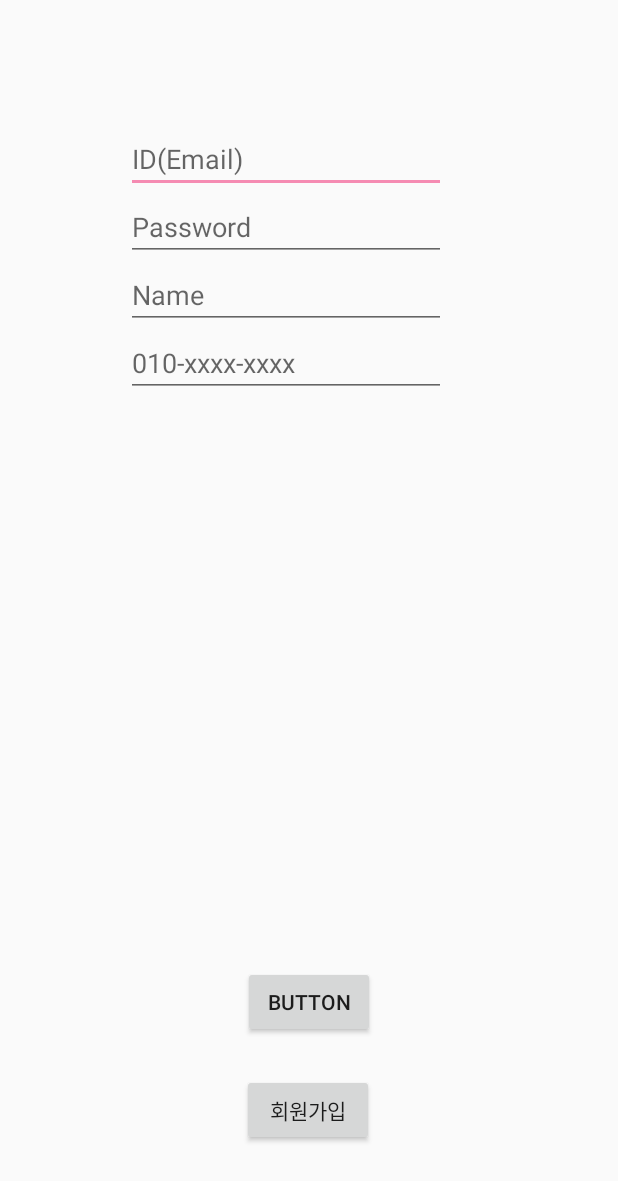
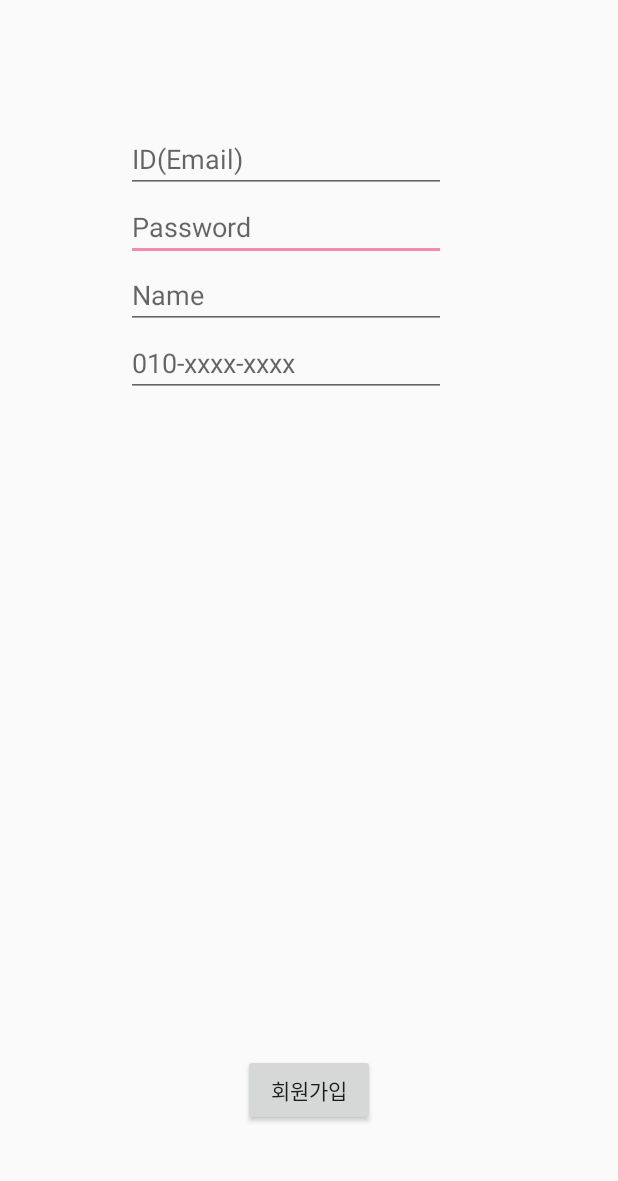
Before and after one commit to alsghwhvhr12/babmukja-and-, an Android app: the RegActivity screen opened directly, with no data from a screen before it, after a tap on "회원가입", on a phone screen of 412 x 824 dp. Shown: the top 1181 px of the screen. Run offline under Robolectric (Android 15) with nearby library versions, the phone set to English and light mode, and no system bars; our stand-ins replace Volley.

Commit message:
통신이안되.. 수정해야함

```diff
--- a/app/src/main/java/com/example/samplesenti/RegActivity.java
+++ /dev/null
@@ -1,76 +0,0 @@
-package com.example.samplesenti;
-
-import androidx.appcompat.app.AlertDialog;
-import androidx.appcompat.app.AppCompatActivity;
-
-import android.content.Intent;
-import android.os.Bundle;
-import android.view.View;
-import android.widget.Button;
-import android.widget.EditText;
-
-import com.android.volley.RequestQueue;
-import com.android.volley.Response;
-import com.android.volley.toolbox.Volley;
-
-import org.json.JSONException;
-import org.json.JSONObject;
-
-public class RegActivity extends AppCompatActivity {
-
-    @Override
-    protected void onCreate(Bundle savedInstanceState) {
-        super.onCreate(savedInstanceState);
-        setContentView(R.layout.activity_reg);
-
-        final EditText etId  = (EditText) findViewById(R.id.etId);
-        final EditText etPassword = (EditText) findViewById(R.id.etPassword);
-        final EditText etName = (EditText) findViewById(R.id.etName);
-        final EditText etPhone = (EditText) findViewById(R.id.etPhone);
-        Button btnReg= (Button) findViewById(R.id.btnReg);
-
-        btnReg.setOnClickListener(new View.OnClickListener(){
-            @Override
-            public void onClick(View view){
-                String id=etId.getText().toString();
-                String pw=etPassword.getText().toString();
-                String tel=etPhone.getText().toString();
-                String name=etName.getText().toString();
-
-                Response.Listener<String> responseListener = new Response.Listener<String>() {
-                    @Override
-                    public void onResponse(String response) {
-                      try{
-                          JSONObject jsonResponse = new JSONObject(response);
-                          boolean success=jsonResponse.getBoolean("success");
-                          if(success){
-                              AlertDialog.Builder builder = new AlertDialog.Builder(RegActivity.this);
-                          builder.setMessage("등록 성공");
-                          builder.setPositiveButton("확인",null);
-                          builder.create()
-                                  .show();
-                          Intent intent = new Intent(RegActivity.this,loginAct.class);
-                          RegActivity.this.startActivity(intent);
-                          }
-                          else
-                          {
-                              AlertDialog.Builder builder = new AlertDialog.Builder(RegActivity.this);
-                              builder.setMessage("등록 실패");
-                              builder.setNegativeButton("실패",null);
-                              builder.create()
-                                      .show();
-                          }
-                      }
-                      catch (JSONException e)
-                      {
-                          e.printStackTrace();
-                      }
-                    }
-                };
-                RegRequest regRequest = new RegRequest(id,pw,name,tel,responseListener);
-                RequestQueue queue = Volley.newRequestQueue(RegActivity.this);
-                queue.add(regRequest);
-            }
-        });
-    }
-}
--- a/app/src/main/java/com/example/samplesenti/loginAct.java
+++ b/app/src/main/java/com/example/samplesenti/loginAct.java
@@ -7,6 +7,9 @@ import android.os.Bundle;
 import android.view.View;
 import android.widget.Button;
 import android.widget.EditText;
+
+import com.example.samplesenti.view.MainActivity;
+import com.example.samplesenti.view.RegActivity;
 
 public class loginAct extends AppCompatActivity {
 
@@ -25,7 +28,7 @@ public class loginAct extends AppCompatActivity {
                 new Button.OnClickListener(){
                     public void onClick(View v) {
                         //로그인화면
-                        Intent intent = new Intent(getApplicationContext(), MainMenuAct.class);
+                        Intent intent = new Intent(getApplicationContext(), MainActivity.class);
                         //액티비티 시작
                         startActivity(intent);
                     }
--- a/app/src/main/java/com/example/samplesenti/model/IUser.java
+++ b/app/src/main/java/com/example/samplesenti/model/IUser.java
@@ -5,5 +5,6 @@ public interface IUser {
     String getId();
     String getPw();
     String getName();
+    String getTel();
     byte getKind();
 }
--- a/app/src/main/java/com/example/samplesenti/RegRequest.java
+++ b/app/src/main/java/com/example/samplesenti/model/RegRequest.java
@@ -1,7 +1,5 @@
-package com.example.samplesenti;
+package com.example.samplesenti.model;
 import java.util.*;
-
-import com.android.volley.AuthFailureError;
 import com.android.volley.Response;
 import com.android.volley.toolbox.StringRequest;
 import java.util.Map;
@@ -12,18 +10,17 @@ public class RegRequest extends  StringRequest {
 final static private  String URL= "http://babmukja.pe.kr/reg.php";
 private Map<String,String> parameters;
 
-public RegRequest(String id, String password, String name, String tel , Response.Listener<String> listener)
+public RegRequest(String id, String pw, String name, String tel , Response.Listener<String> listener)
 {
     super(Method.POST,URL,listener,null);
     parameters = new HashMap<>();
     parameters.put("id",id);
-    parameters.put("password",password);
+    parameters.put("pw",pw);
     parameters.put("name",name);
     parameters.put("tel",tel);
 }
 @Override
-public Map<String,String> getParams() throws AuthFailureError
-{
+public Map<String,String> getParams(){
     return parameters;
 }
 }
--- /dev/null
+++ b/app/src/main/java/com/example/samplesenti/presenter/IRegActPresenter.java
@@ -0,0 +1,6 @@
+package com.example.samplesenti.presenter;
+
+public interface IRegActPresenter {
+    boolean onReg(String id, String pw,String name,String tel);
+
+}
--- /dev/null
+++ b/app/src/main/java/com/example/samplesenti/view/IRegActView.java
@@ -0,0 +1,5 @@
+package com.example.samplesenti.view;
+
+public interface IRegActView {
+    void onRegResult(String message);
+}
--- /dev/null
+++ b/app/src/main/java/com/example/samplesenti/view/RegActivity.java
@@ -0,0 +1,93 @@
+package com.example.samplesenti.view;
+
+import android.content.Intent;
+import android.os.Bundle;
+import android.view.View;
+import android.widget.Button;
+import android.widget.EditText;
+import android.widget.Toast;
+import androidx.appcompat.app.AlertDialog;
+import androidx.appcompat.app.AppCompatActivity;
+
+import com.android.volley.RequestQueue;
+import com.android.volley.Response;
+import com.android.volley.toolbox.Volley;
+import com.example.samplesenti.R;
+import com.example.samplesenti.model.RegRequest;
+import com.example.samplesenti.presenter.IRegActPresenter;
+import com.example.samplesenti.presenter.RegActPresenter;
+
+import org.json.JSONException;
+import org.json.JSONObject;
+
+public class RegActivity extends AppCompatActivity implements IRegActView {
+    IRegActPresenter RegActPresenter;
+
+    @Override
+    protected void onCreate(Bundle savedInstanceState) {
+        super.onCreate(savedInstanceState);
+        setContentView(R.layout.activity_reg);
+
+        final EditText etId = (EditText) findViewById(R.id.etId);
+        final EditText etPassword = (EditText) findViewById(R.id.etPassword);
+        final EditText etName = (EditText) findViewById(R.id.etName);
+        final EditText etPhone = (EditText) findViewById(R.id.etPhone);
+       final Button btnReg = (Button) findViewById(R.id.btnReg);
+        RegActPresenter = new RegActPresenter(this);
+
+        btnReg.setOnClickListener(new View.OnClickListener() {
+            @Override
+            public void onClick(View view) {
+
+
+               final String id = etId.getText().toString();
+               final String pw = etPassword.getText().toString();
+               final String tel = etPhone.getText().toString();
+               final String name = etName.getText().toString();
+
+                btnReg.setOnClickListener(new Button.OnClickListener() {
+                    @Override
+                    public void onClick(View v) {
+                       final boolean chk = RegActPresenter.onReg(id, pw, name, tel);
+                            Response.Listener<String> responseListener = new Response.Listener<String>() {
+                                @Override
+                                public void onResponse(String response) {
+                                    try{
+                                        JSONObject jsonResponse = new JSONObject(response);
+                                        boolean success=jsonResponse.getBoolean("success");
+                                        if(chk){
+                                            AlertDialog.Builder builder = new AlertDialog.Builder(RegActivity.this);
+                                            builder.setMessage("등록 성공")
+                                                    .setPositiveButton("확인",null)
+                                                    .create()
+                                                    .show();
+                                            if(success) {
+                                                Intent intent = new Intent(RegActivity.this, loginAct.class);
+                                                RegActivity.this.startActivity(intent);
+                                            }
+                                            else
+                                            {
+                                                return ;
+                                            }
+                                        }
+                                    }
+                                    catch (JSONException e)
+                                    {
+                                        e.printStackTrace();
+                                    }
+                                }
+                            };
+                            RegRequest regRequest = new RegRequest(id,pw,name,tel,responseListener);
+                            RequestQueue queue = Volley.newRequestQueue(RegActivity.this);
+                            queue.add(regRequest);
+
+                    }
+                });
+            }
+        });
+        }
+    @Override
+    public void onRegResult(String message) {
+        Toast.makeText(this, message, Toast.LENGTH_SHORT).show();
+    }
+}
--- a/app/src/main/java/com/example/samplesenti/view/loginAct.java
+++ b/app/src/main/java/com/example/samplesenti/view/loginAct.java
@@ -11,7 +11,6 @@ import androidx.appcompat.app.AppCompatActivity;
 
 import com.example.samplesenti.FindMyInfo;
 import com.example.samplesenti.R;
-import com.example.samplesenti.RegActivity;
 import com.example.samplesenti.presenter.ILoginActPresenter;
 import com.example.samplesenti.presenter.LoginActPresenter;
 
--- a/app/src/main/res/layout/activity_reg.xml
+++ b/app/src/main/res/layout/activity_reg.xml
@@ -4,30 +4,29 @@
     xmlns:tools="http://schemas.android.com/tools"
     android:layout_width="match_parent"
     android:layout_height="match_parent"
-    tools:context=".RegActivity">
-
+    tools:context=".view.RegActivity">
 
     <Button
         android:id="@+id/btnReg"
         android:layout_width="wrap_content"
         android:layout_height="wrap_content"
-        android:layout_marginBottom="60dp"
-
+        android:layout_marginBottom="73dp"
         android:text="회원가입"
         app:layout_constraintBottom_toBottomOf="parent"
         app:layout_constraintEnd_toEndOf="parent"
-        app:layout_constraintHorizontal_bias="0.498"
         app:layout_constraintStart_toStartOf="parent" />
 
-    <Button
-        android:id="@+id/button"
+    <EditText
+        android:id="@+id/etPassword"
         android:layout_width="wrap_content"
         android:layout_height="wrap_content"
-        android:layout_marginBottom="24dp"
-        android:text="Button"
-        app:layout_constraintBottom_toTopOf="@+id/btnReg"
-        app:layout_constraintEnd_toEndOf="parent"
-        app:layout_constraintStart_toStartOf="parent" />
+        android:ems="10"
+        android:hint="Password"
+        android:inputType="textPassword"
+        app:layout_constraintEnd_toEndOf="@+id/etName"
+        app:layout_constraintHorizontal_bias="0.0"
+        app:layout_constraintStart_toStartOf="@+id/etName"
+        app:layout_constraintTop_toBottomOf="@+id/etId" />
 
     <EditText
         android:id="@+id/etId"
@@ -62,16 +61,4 @@
         android:inputType="textPersonName"
         app:layout_constraintStart_toStartOf="@+id/etName"
         app:layout_constraintTop_toBottomOf="@+id/etName" />
-
-    <EditText
-        android:id="@+id/etPassword"
-        android:layout_width="wrap_content"
-        android:layout_height="wrap_content"
-        android:ems="10"
-        android:hint="Password"
-        android:inputType="textPassword"
-        app:layout_constraintEnd_toEndOf="@+id/etName"
-        app:layout_constraintHorizontal_bias="0.0"
-        app:layout_constraintStart_toStartOf="@+id/etName"
-        app:layout_constraintTop_toBottomOf="@+id/etId" />
 </androidx.constraintlayout.widget.ConstraintLayout>
```
Also changed, not shown: app/src/main/AndroidManifest.xml (+8 -6 lines), app/src/main/java/com/example/samplesenti/model/User.java (+10 -1 lines), app/src/main/java/com/example/samplesenti/presenter/RegActPresenter.java (added, +47 -0 lines).
